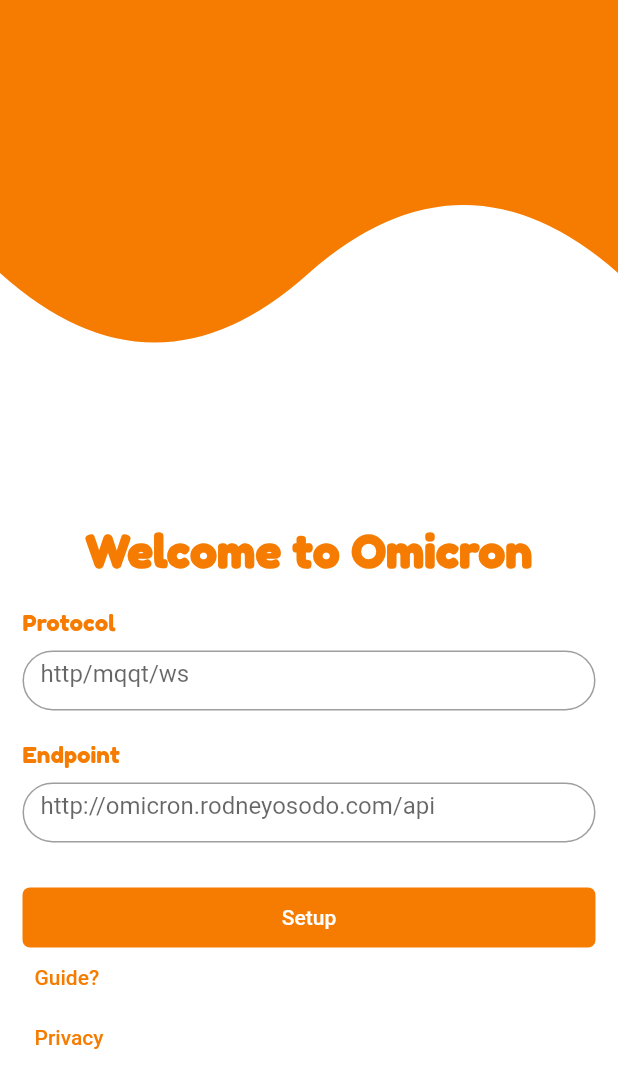
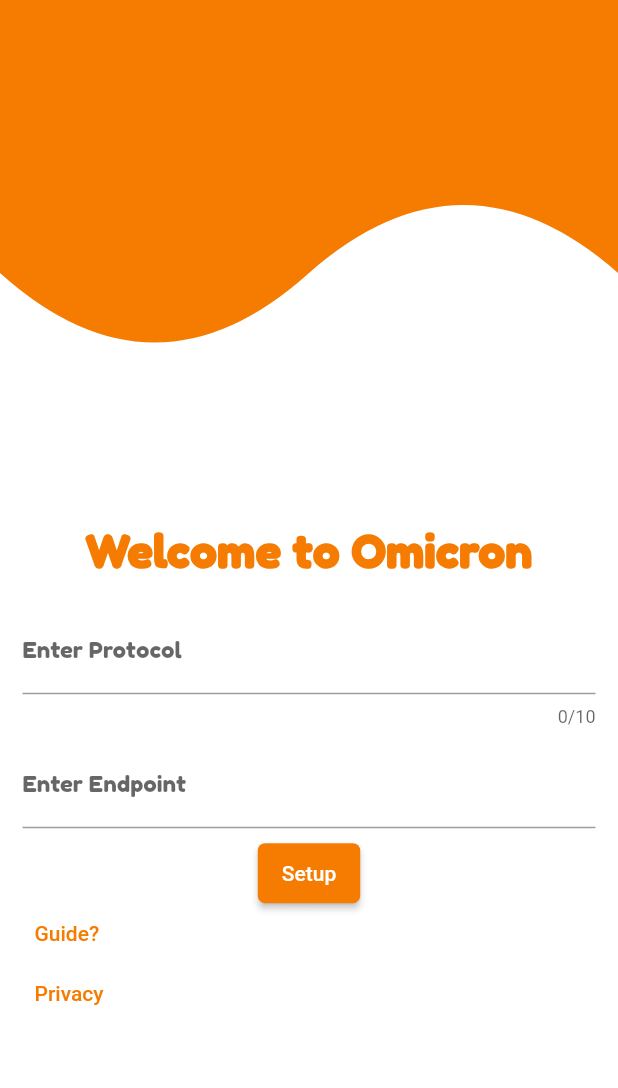
Before and after one commit to omicronrobot/flutterApp, a Flutter app: the screen it shows after launch, on a phone screen of 412 x 824 dp. Shown: the top 1088 px of the screen. Run offline on Flutter 3.47's test engine with Material 2 defaults, Android fonts, the phone set to English and light mode, and no system bars; our stand-ins replace flutter_svg, validators; missing offline and left inert: control_pad.

Commit message:
Initial commit
Signed-off-by: 0x6f736f646f <blackd0t@protonmail.com>

```diff
--- a/lib/pages/setup.dart
+++ b/lib/pages/setup.dart
@@ -3,6 +3,7 @@
 import 'package:flutter/material.dart';
 
 import '../widgets/curved_painter.dart';
+import '../widgets/protocol_dropdown.dart';
 import 'control.dart';
 
 class SetupPage extends StatefulWidget {
@@ -13,6 +14,8 @@ class SetupPage extends StatefulWidget {
 }
 
 class _SetupPageState extends State<SetupPage> {
+  final formKey = GlobalKey<FormState>();
+
   @override
   Widget build(BuildContext context) {
     double width = MediaQuery.of(context).size.width;
@@ -46,98 +49,7 @@ class _SetupPageState extends State<SetupPage> {
             const SizedBox(
               height: 20,
             ),
-            Container(
-              child: Column(
-                children: [
-                  Container(
-                    width: width,
-                    padding: const EdgeInsets.symmetric(horizontal: 15),
-                    child: Text(
-                      'Protocol',
-                      style: TextStyle(
-                        fontFamily: 'FredokaOne',
-                        fontSize: 15,
-                        color: Colors.orange[700],
-                      ),
-                      textAlign: TextAlign.start,
-                    ),
-                  ),
-                  const SizedBox(
-                    height: 10,
-                  ),
-                  Container(
-                    height: 40,
-                    padding: const EdgeInsets.symmetric(horizontal: 15),
-                    child: TextField(
-                      obscureText: false,
-                      decoration: InputDecoration(
-                        hintText: 'http/mqqt/ws',
-                        border: OutlineInputBorder(
-                          borderRadius: BorderRadius.circular(20.0),
-                        ),
-                      ),
-                    ),
-                  ),
-                  const SizedBox(
-                    height: 20,
-                  ),
-                  Container(
-                    width: width,
-                    padding: const EdgeInsets.symmetric(horizontal: 15),
-                    child: Text(
-                      'Endpoint',
-                      style: TextStyle(
-                        fontFamily: 'FredokaOne',
-                        fontSize: 15,
-                        color: Colors.orange[700],
-                      ),
-                      textAlign: TextAlign.start,
-                    ),
-                  ),
-                  const SizedBox(
-                    height: 10,
-                  ),
-                  Container(
-                    width: width,
-                    height: 40,
-                    padding: const EdgeInsets.symmetric(horizontal: 15),
-                    child: TextField(
-                      obscureText: false,
-                      decoration: InputDecoration(
-                        hintText: 'http://omicron.rodneyosodo.com/api',
-                        border: OutlineInputBorder(
-                          borderRadius: BorderRadius.circular(20.0),
-                        ),
-                      ),
-                    ),
-                  ),
-                  const SizedBox(
-                    height: 30,
-                  ),
-                  Container(
-                    width: width,
-                    height: 40,
-                    padding: const EdgeInsets.symmetric(horizontal: 15),
-                    child: TextButton(
-                      onPressed: () {
-                        Navigator.push(context,
-                            MaterialPageRoute(builder: (BuildContext context) {
-                          return const JoypadPage();
-                        }));
-                      },
-                      style: TextButton.styleFrom(
-                        foregroundColor: Colors.white,
-                        shape: RoundedRectangleBorder(
-                            borderRadius: BorderRadius.circular(5.0)),
-                        // padding: const EdgeInsets.symmetrical(horizontal:15),
-                        backgroundColor: Colors.orange[700],
-                      ),
-                      child: const Text(
-                        'Setup',
-                        style: TextStyle(color: Colors.white),
-                      ),
-                    ),
-                  ),
+            const SetupForm(),
             Container(
               width: width,
               height: 40,
@@ -170,9 +82,6 @@ class _SetupPageState extends State<SetupPage> {
             )
           ],
         ),
-            )
-          ],
-        ),
       ),
     );
   }
--- /dev/null
+++ b/lib/widgets/protocol_dropdown.dart
@@ -0,0 +1,165 @@
+import 'package:flutter/material.dart';
+import 'package:validators/validators.dart';
+
+import '../pages/control.dart';
+
+const List<String> protocolList = <String>['http', 'mqtt', 'websocket'];
+
+class SetupForm extends StatefulWidget {
+  const SetupForm({super.key});
+
+  @override
+  State<SetupForm> createState() => _SetupFormState();
+}
+
+class _SetupFormState extends State<SetupForm> {
+  late String _protocol;
+  late String _endpoint;
+  final formKey = GlobalKey<FormState>(); //key for form
+
+  @override
+  void initState() {
+    super.initState();
+    _protocol = '';
+    _endpoint = '';
+  }
+
+  @override
+  Widget build(BuildContext context) {
+    return Form(
+      key: formKey, //key for form
+      child: Column(
+        children: [
+          Container(
+            padding: const EdgeInsets.symmetric(horizontal: 15),
+            child: TextFormField(
+              keyboardType: TextInputType.name,
+              maxLength: 10,
+              style: TextStyle(
+                fontFamily: 'FredokaOne',
+                fontSize: 15,
+                color: Colors.orange[700],
+              ),
+              decoration: const InputDecoration(
+                labelText: 'Enter Protocol',
+                hintText: 'mqtt',
+                labelStyle: TextStyle(),
+                hintStyle: TextStyle(),
+              ),
+              textAlign: TextAlign.start,
+              onChanged: (value) {
+                _protocol = value;
+              },
+              validator: (value) {
+                if (value!.isEmpty ||
+                    value.length < 10 ||
+                    contains(value, "mqtt") ||
+                    contains(value, "http") ||
+                    contains(value, "websocket")) {
+                  return null;
+                } else {
+                  return "Enter Endpoint Protocol";
+                }
+              },
+            ),
+          ),
+          const SizedBox(
+            height: 10,
+          ),
+          Container(
+            padding: const EdgeInsets.symmetric(horizontal: 15),
+            child: TextFormField(
+              keyboardType: TextInputType.url,
+              style: TextStyle(
+                fontFamily: 'FredokaOne',
+                fontSize: 15,
+                color: Colors.orange[700],
+              ),
+              textAlign: TextAlign.start,
+              decoration: const InputDecoration(
+                labelText: 'Enter Endpoint',
+                hintText: 'http://omicron.rodneyosodo.com/api',
+                labelStyle: TextStyle(),
+                hintStyle: TextStyle(),
+              ),
+              onChanged: (value) {
+                _endpoint = value;
+              },
+              validator: (value) {
+                if (isURL(value)) {
+                  return null;
+                } else {
+                  return "Enter Endpoint URI";
+                }
+              },
+            ),
+          ),
+          const SizedBox(
+            height: 10,
+          ),
+          Container(
+            height: 40,
+            padding: const EdgeInsets.symmetric(horizontal: 15),
+            child: ElevatedButton(
+                onPressed: () {
+                  if (formKey.currentState!.validate()) {
+                    //check if form data are valid,
+                    // your process task ahed if all data are valid
+                    // ignore: avoid_print
+                    print(_endpoint);
+                    // ignore: avoid_print
+                    print(_protocol);
+
+                    Navigator.push(context,
+                        MaterialPageRoute(builder: (BuildContext context) {
+                      return const JoypadPage();
+                    }));
+                  }
+                },
+                style: TextButton.styleFrom(
+                  foregroundColor: Colors.white,
+                  shape: RoundedRectangleBorder(
+                      borderRadius: BorderRadius.circular(5.0)),
+                  backgroundColor: Colors.orange[700],
+                ),
+                child: const Text(
+                  "Setup",
+                  style: TextStyle(color: Colors.white),
+                )),
+          )
+        ],
+      ),
+    );
+  }
+}
+
+class ProtocolDropDownList extends StatefulWidget {
+  const ProtocolDropDownList({super.key});
+
+  @override
+  State<ProtocolDropDownList> createState() => _ProtocolDropDownListState();
+}
+
+class _ProtocolDropDownListState extends State<ProtocolDropDownList> {
+  String dropdownValue = protocolList.first;
+
+  @override
+  Widget build(BuildContext context) {
+    return DropdownButton<String>(
+      value: dropdownValue,
+      alignment: AlignmentDirectional.topStart,
+      borderRadius: BorderRadius.circular(2.0),
+      onChanged: (String? value) {
+        setState(() {
+          dropdownValue = value!;
+        });
+      },
+      items: protocolList.map<DropdownMenuItem<String>>((String value) {
+        return DropdownMenuItem<String>(
+          value: value,
+          child: Text(value),
+        );
+      }).toList(),
+    );
+  }
+}
--- a/pubspec.yaml
+++ b/pubspec.yaml
@@ -39,6 +39,7 @@ dependencies:
   flutter_svg: ^1.1.5
   control_pad: ^1.1.1+1
   flutter_html: ^3.0.0-alpha.2
+  validators: ^3.0.0
 
 
 dev_dependencies:
```
Also changed, not shown: pubspec.lock. Lines whose indentation alone changed are shown as unchanged.
